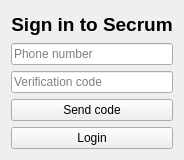
Qt form src/ui/LoginWindow.ui (hidden-life/secrum-client) before a commit.
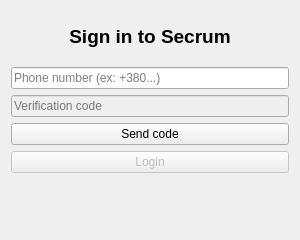
The same form after that commit.

Commit message: Add possibility to login using server and code verification

```diff
--- a/src/ui/LoginWindow.ui
+++ b/src/ui/LoginWindow.ui
@@ -6,8 +6,8 @@
    <rect>
     <x>0</x>
     <y>0</y>
-    <width>176</width>
-    <height>160</height>
+    <width>300</width>
+    <height>240</height>
    </rect>
   </property>
   <property name="windowTitle">
@@ -33,7 +33,7 @@
    <item>
     <widget class="QLineEdit" name="phoneLineEdit">
      <property name="placeholderText">
-      <string>Phone number</string>
+      <string>Phone number (ex: +380...)</string>
      </property>
     </widget>
    </item>
@@ -42,6 +42,9 @@
      <property name="placeholderText">
       <string>Verification code</string>
      </property>
+     <property name="enabled">
+      <bool>false</bool>
+     </property>
     </widget>
    </item>
    <item>
@@ -56,8 +59,26 @@
      <property name="text">
       <string>Login</string>
      </property>
+     <property name="enabled">
+      <bool>false</bool>
+     </property>
     </widget>
    </item>
+
+   <item>
+    <widget class="QLabel" name="statusLabel">
+     <property name="text">
+      <string/>
+     </property>
+     <property name="alignment">
+      <set>Qt::AlignCenter</set>
+     </property>
+     <property name="styleSheet">
+      <string>color: gray;</string>
+     </property>
+    </widget>
+   </item>
+
   </layout>
  </widget>
  <resources/>
```
Left out of the diff: 7 changed lines with no effect on the pictures. The commit also changes 10 other files.
